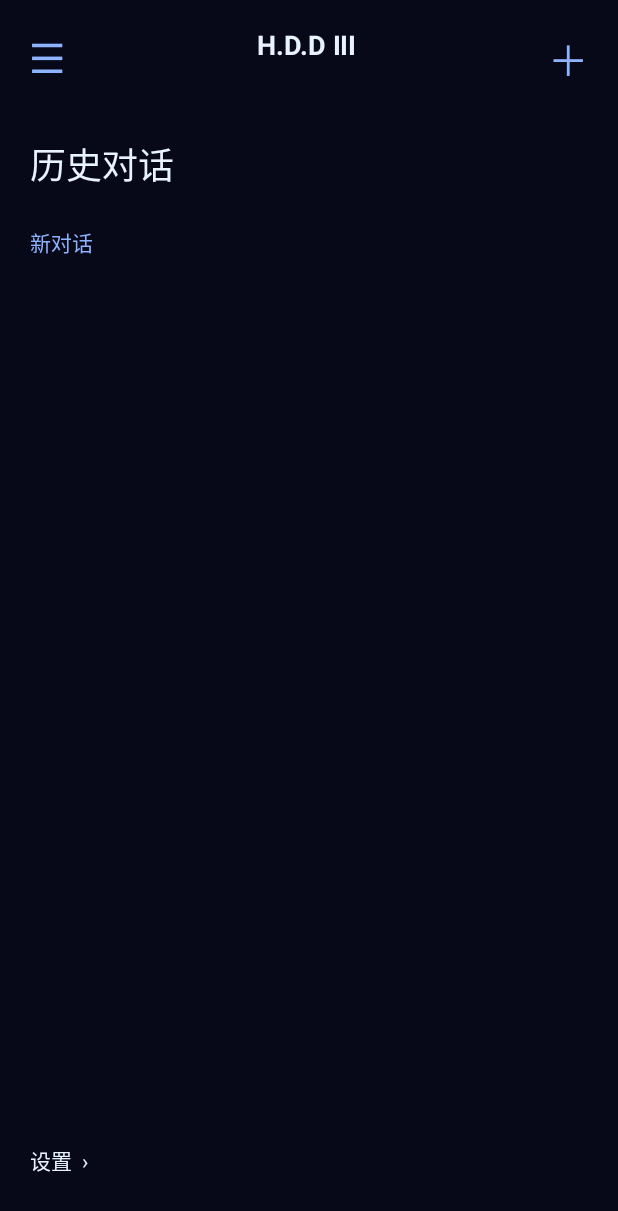
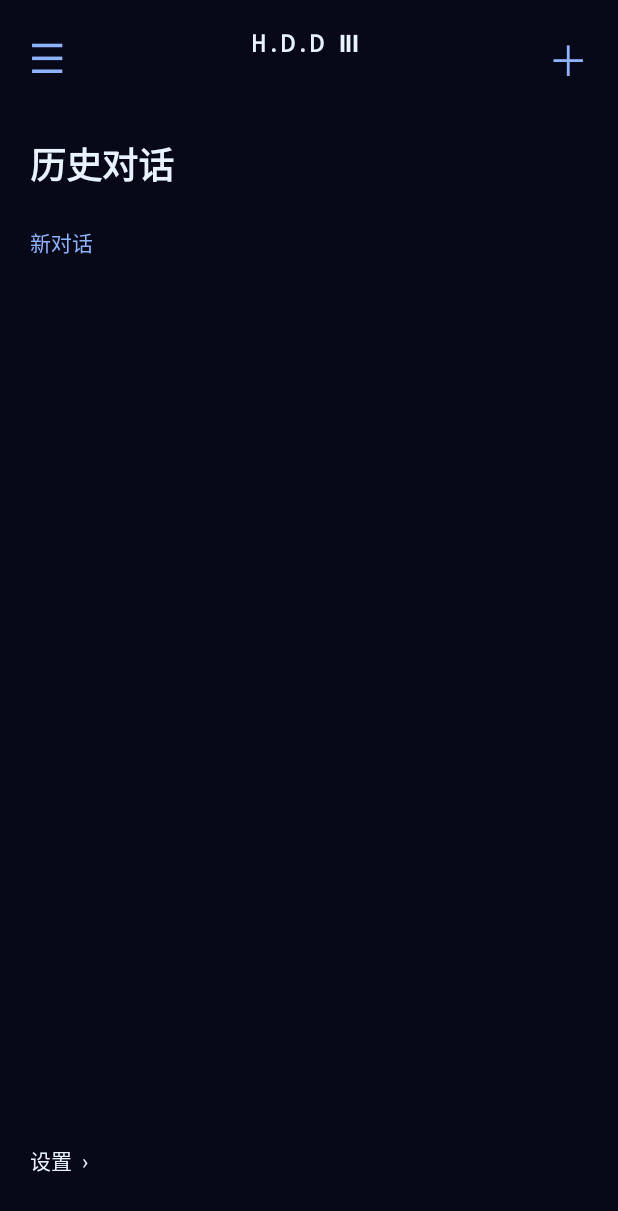
Before and after one commit to fabulousnm/HiFairy, an Android app built with Jetpack Compose: the screen it shows after launch (MainActivity), after a tap on an icon or button, on a phone screen of 412 x 824 dp. Shown: the top 1211 px of the screen. Run offline under Robolectric (Android 15) with nearby library versions, the phone set to English and light mode, and no system bars.

Commit message:
Match Fairy typography hierarchy

```diff
--- a/app/src/main/java/com/hifairy/app/MainActivity.kt
+++ b/app/src/main/java/com/hifairy/app/MainActivity.kt
@@ -25,6 +25,7 @@ import androidx.compose.ui.Modifier
 import androidx.compose.ui.graphics.Color
 import androidx.compose.ui.res.painterResource
 import androidx.compose.ui.text.font.FontWeight
+import androidx.compose.ui.text.font.FontFamily
 import androidx.compose.ui.unit.dp
 import androidx.compose.ui.unit.sp
 
@@ -34,6 +35,15 @@ private object ThemeTokens {
     val accent = Color(0xFF8FB4FF)
     val secondary = Color(0xFF9AA4D6)
     val text = Color(0xFFE8F3FF)
+}
+
+private object TypeTokens {
+    val interfaceFont = FontFamily.SansSerif
+    val terminalFont = FontFamily.Monospace
+    val markFont = FontFamily.Serif
+    val eyebrowTracking = 0.22.sp
+    val brandTracking = 0.34.sp
+    val labelTracking = 0.06.sp
 }
 
 class MainActivity : ComponentActivity() {
@@ -57,7 +67,7 @@ class MainActivity : ComponentActivity() {
             Column(Modifier.fillMaxSize().background(ThemeTokens.background).padding(20.dp)) {
                 Row(Modifier.fillMaxWidth(), horizontalArrangement = Arrangement.SpaceBetween) {
                     Text("☰", color = ThemeTokens.accent, fontSize = 27.sp, modifier = Modifier.clickable { page = "history" })
-                    Text("H.D.D Ⅲ", color = ThemeTokens.text, fontSize = 18.sp, fontWeight = FontWeight.Bold)
+                    Text("H.D.D Ⅲ", color = ThemeTokens.text, fontSize = 16.sp, fontWeight = FontWeight.Bold, fontFamily = TypeTokens.terminalFont, letterSpacing = TypeTokens.brandTracking)
                     Text("＋", color = ThemeTokens.accent, fontSize = 27.sp, modifier = Modifier.clickable { page = "chat"; draft = "" })
                 }
                 when (page) {
@@ -65,8 +75,9 @@ class MainActivity : ComponentActivity() {
                         Column(Modifier.weight(1f).fillMaxWidth(), verticalArrangement = Arrangement.Center, horizontalAlignment = Alignment.CenterHorizontally) {
                             Image(painterResource(R.drawable.fairy_eye), contentDescription = "Fairy 眼徽", modifier = Modifier.size(154.dp))
                             Spacer(Modifier.height(24.dp))
-                            Text("晚上好，绳匠。", color = ThemeTokens.text, fontSize = 22.sp)
-                            Text("FAIRY // READY", color = ThemeTokens.secondary, fontSize = 12.sp)
+                            Text("晚上好，绳匠。", color = ThemeTokens.text, fontSize = 24.sp, fontWeight = FontWeight.SemiBold, fontFamily = TypeTokens.interfaceFont, letterSpacing = TypeTokens.labelTracking)
+                            Spacer(Modifier.height(8.dp))
+                            Text("FAIRY // READY", color = ThemeTokens.secondary, fontSize = 10.sp, fontFamily = TypeTokens.terminalFont, letterSpacing = TypeTokens.eyebrowTracking)
                         }
                         Row(Modifier.fillMaxWidth().background(ThemeTokens.surface, RoundedCornerShape(18.dp)).padding(8.dp), verticalAlignment = Alignment.CenterVertically) {
                             TextField(value = draft, onValueChange = { draft = it }, placeholder = { Text("向 Fairy 提问…") }, modifier = Modifier.weight(1f), colors = TextFieldDefaults.colors(focusedContainerColor = Color.Transparent, unfocusedContainerColor = Color.Transparent))
@@ -74,13 +85,13 @@ class MainActivity : ComponentActivity() {
                         }
                     }
                     "history" -> {
-                        Text("历史对话", color = ThemeTokens.text, fontSize = 24.sp, modifier = Modifier.padding(top = 32.dp))
+                        Text("历史对话", color = ThemeTokens.text, fontSize = 24.sp, fontWeight = FontWeight.SemiBold, fontFamily = TypeTokens.interfaceFont, modifier = Modifier.padding(top = 32.dp))
                         Text("新对话", color = ThemeTokens.accent, modifier = Modifier.fillMaxWidth().clickable { page = "chat" }.padding(vertical = 24.dp))
                         Spacer(Modifier.weight(1f))
                         Text("设置  ›", color = ThemeTokens.text, modifier = Modifier.fillMaxWidth().clickable { page = "settings" }.padding(vertical = 20.dp))
                     }
                     else -> {
-                        Text("设置", color = ThemeTokens.text, fontSize = 24.sp, modifier = Modifier.padding(top = 32.dp))
+                        Text("设置", color = ThemeTokens.text, fontSize = 24.sp, fontWeight = FontWeight.SemiBold, fontFamily = TypeTokens.interfaceFont, modifier = Modifier.padding(top = 32.dp))
                         Text("语音设备测试", color = ThemeTokens.accent, modifier = Modifier.padding(top = 32.dp))
                         Button(onClick = { requestMicrophone.launch(Manifest.permission.RECORD_AUDIO) }) { Text(if (microphoneGranted) "麦克风已授权" else "授权麦克风") }
                         Text(status, color = ThemeTokens.secondary)
```
Also changed, not shown: 1 other file.
